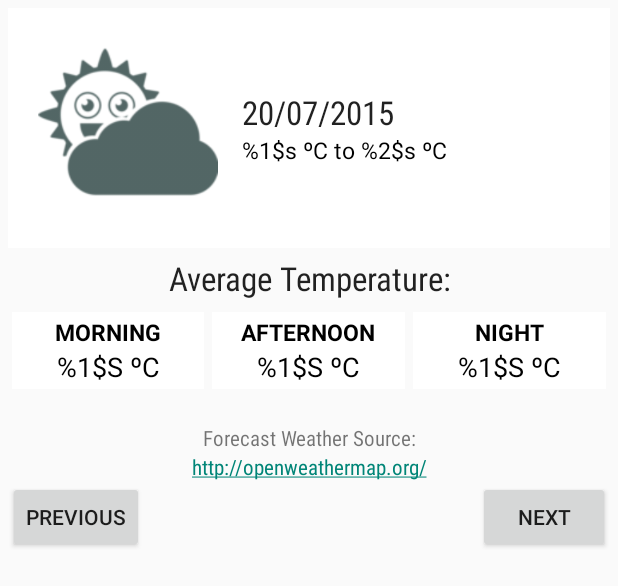
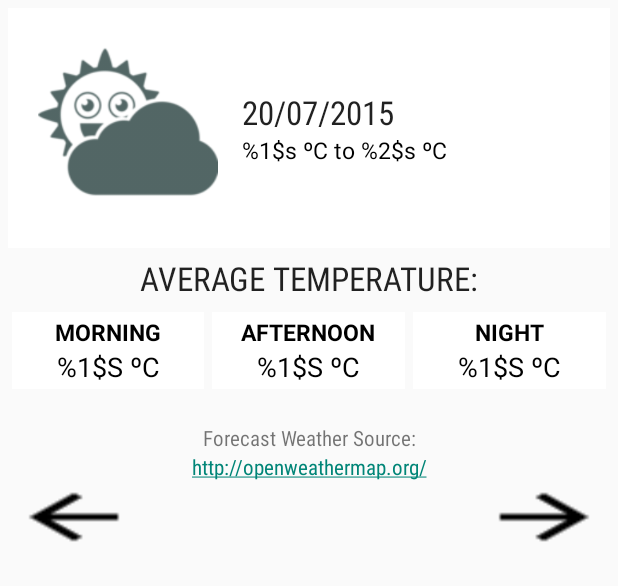
Before and after one commit to itamarborges/ots, an Android app: the layout fragment_detail_city.xml on its own in the app's theme, with its tools: preview values and no code run, on a phone screen of 412 x 824 dp. Shown: the top 586 px of the screen. Run offline under Robolectric (Android 15) with nearby library versions, the phone set to English and light mode, and no system bars.

Commit message:
Tela de detalhes.

```diff
--- a/app/src/main/java/br/borbi/ots/fragment/DetailCityFragment.java
+++ b/app/src/main/java/br/borbi/ots/fragment/DetailCityFragment.java
@@ -74,7 +74,6 @@ public class DetailCityFragment extends Fragment implements LoaderManager.Loader
 
     private Button mNextButton;
     private Button mPreviousButton;
-
 
     @Override
     public void onCreate(Bundle savedInstanceState) {
--- a/app/src/main/res/layout/fragment_detail_city.xml
+++ b/app/src/main/res/layout/fragment_detail_city.xml
@@ -60,7 +60,9 @@
         android:fontFamily="sans-serif-condensed"
         android:gravity="center_horizontal"
         android:padding="5dp"
-        android:text="@string/average_temperature"/>
+        android:text="@string/average_temperature"
+        android:textAllCaps="true"
+        />
 
     <LinearLayout
         android:layout_width="match_parent"
@@ -185,15 +187,20 @@
         <Button
             android:layout_width="wrap_content"
             android:layout_height="wrap_content"
-        android:text="@string/previous"
             android:id="@+id/btnPrevious"
-        android:layout_alignParentLeft="true"/>
+            android:layout_alignParentLeft="true"
+            android:background="@drawable/ic_arrow_back_black_24dp"
+            style="?android:attr/borderlessButtonStyle"
+            />
 
         <Button
             android:layout_width="wrap_content"
             android:layout_height="wrap_content"
-        android:text="@string/next"
             android:id="@+id/btnNext"
-        android:layout_alignParentRight="true" />
+            android:layout_alignParentRight="true"
+            android:background="@drawable/ic_arrow_forward_black_24dp"
+            style="?android:attr/borderlessButtonStyle"
+            />
+
     </RelativeLayout>
 </LinearLayout>
```
Also changed, not shown: app/src/main/res/drawable-hdpi/ic_arrow_back_black_24dp.png (added), app/src/main/res/drawable-hdpi/ic_arrow_forward_black_24dp.png (added), app/src/main/res/drawable-mdpi/ic_arrow_back_black_24dp.png (added), app/src/main/res/drawable-mdpi/ic_arrow_forward_black_24dp.png (added), app/src/main/res/drawable-xhdpi/ic_arrow_back_black_24dp.png (added), app/src/main/res/drawable-xhdpi/ic_arrow_forward_black_24dp.png (added), app/src/main/res/drawable-xxhdpi/ic_arrow_back_black_24dp.png (added), app/src/main/res/drawable-xxhdpi/ic_arrow_forward_black_24dp.png (added), 3 other files. Lines whose indentation alone changed are shown as unchanged.
